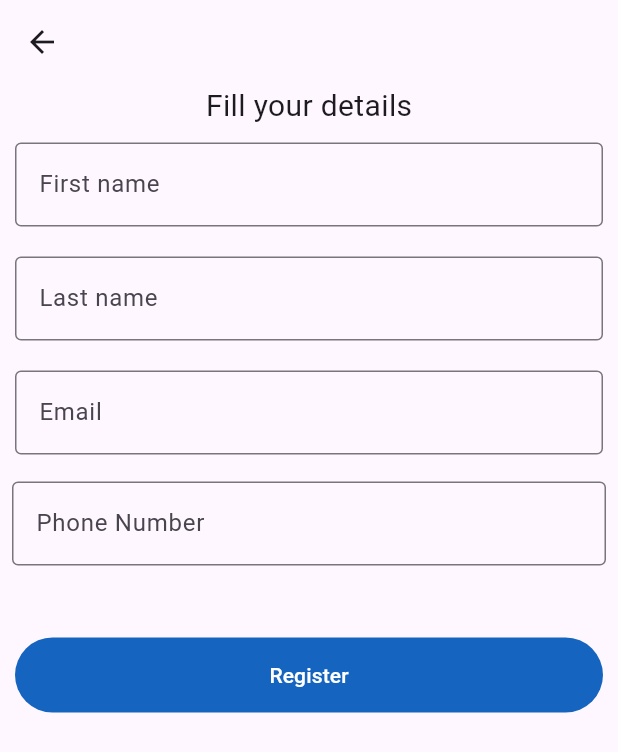
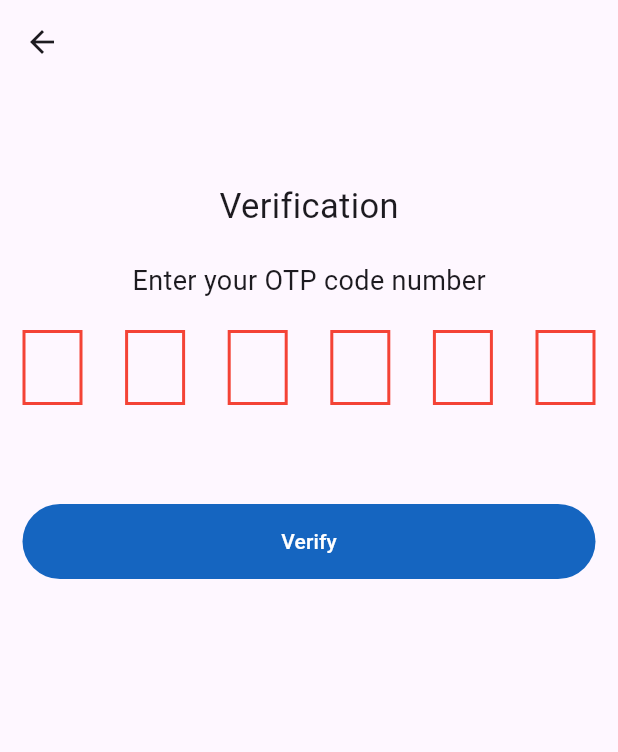
Before and after one commit to vsaran93/flutter_ido_app, a Flutter app: the SignUpScreen screen opened directly, after a tap on "Client", after a tap on "Register", on a phone screen of 412 x 824 dp. Shown: the top 752 px of the screen. Run offline on Flutter 3.47's test engine with Material 3 defaults, Android fonts, the phone set to English and light mode, and no system bars; drawn by our look-alikes of pin_code_fields.

Commit message:
added OTP screen ui

```diff
--- a/lib/screens/login_screen.dart
+++ b/lib/screens/login_screen.dart
@@ -22,7 +22,7 @@ class LoginScreen extends StatelessWidget {
           ),
           SizedBox(height: 20.0,),
           Padding(
-            padding: const EdgeInsets.all(10.0),
+            padding: const EdgeInsets.fromLTRB(25.0, 10.0,25.0,10.0),
             child: TextField(
               decoration: InputDecoration(
                 border: OutlineInputBorder(),
@@ -31,14 +31,17 @@ class LoginScreen extends StatelessWidget {
             ),
           ),
           SizedBox(height: 20.0,),
-          TextButton(
+          Padding(
+            padding: const EdgeInsets.fromLTRB(25.0, 10.0,25.0,10.0),
+            child: TextButton(
                 onPressed: () => {},
                 style: TextButton.styleFrom(
                   padding: EdgeInsets.all(10.0),
-                minimumSize: Size(200, 50),
+                  minimumSize: Size(double.infinity, 50),
                   backgroundColor: Colors.blue[800]
                 ),
                 child: Text('Next', style: TextStyle(color: Colors.white),)
+            ),
           ),
           SizedBox(height: 50.0,),
           Row(
--- /dev/null
+++ b/lib/screens/otp_screen.dart
@@ -0,0 +1,44 @@
+import 'package:flutter/material.dart';
+import 'package:pin_code_fields/pin_code_fields.dart';
+
+class OTPScreen extends StatelessWidget {
+  const OTPScreen({
+    super.key
+  });
+
+  @override
+  Widget build(BuildContext context) {
+    return Scaffold(
+      appBar: AppBar(),
+      body: Center(
+        child: Padding(
+          padding: const EdgeInsets.all(15.0),
+          child: Column(children: [
+            SizedBox(height: 50,),
+            Text("Verification", style: TextStyle( fontSize: 23 ),),
+            SizedBox(height: 20,),
+            Text("Enter your OTP code number", style: TextStyle( fontSize: 18 )),
+            SizedBox(height: 20,),
+            PinCodeTextField(
+              appContext: context,
+              length: 6,
+              pinTheme: PinTheme(
+                shape: PinCodeFieldShape.box,
+              ),
+            ),
+            SizedBox(height: 50,),
+            TextButton(
+              onPressed: () => {},
+              child: Text("Verify", style: TextStyle(color: Colors.white),),
+              style: TextButton.styleFrom(
+                padding: EdgeInsets.all(10.0),
+                minimumSize: Size(double.infinity, 50),
+                backgroundColor: Colors.blue[800],
+              ),
+              )
+          ],),
+        )
+      ),
+    );
+  }
+}
--- a/lib/screens/sign_up_screen.dart
+++ b/lib/screens/sign_up_screen.dart
@@ -1,4 +1,5 @@
 import 'package:flutter/material.dart';
+import 'package:flutter_ido_app/screens/otp_screen.dart';
 
 
 class SignUpScreen extends StatefulWidget {
@@ -96,7 +97,11 @@ class _SignUpScreenState extends State<SignUpScreen> {
               Container(
                 margin: EdgeInsets.fromLTRB(10.0, 0, 10.0, 0),
                 child: TextButton(
-                onPressed: () => {},
+                onPressed: () => {
+                   Navigator.push(
+                    context,
+                    MaterialPageRoute(builder: (context) => const OTPScreen())),
+                },
                 style: TextButton.styleFrom(
                   padding: EdgeInsets.all(10.0),
                   backgroundColor: Colors.blue[800],
--- a/pubspec.yaml
+++ b/pubspec.yaml
@@ -30,6 +30,7 @@ environment:
 dependencies:
   flutter:
     sdk: flutter
+  pin_code_fields: ^8.0.1
 
 
   # The following adds the Cupertino Icons font to your application.
```
Lines whose indentation alone changed are shown as unchanged.
